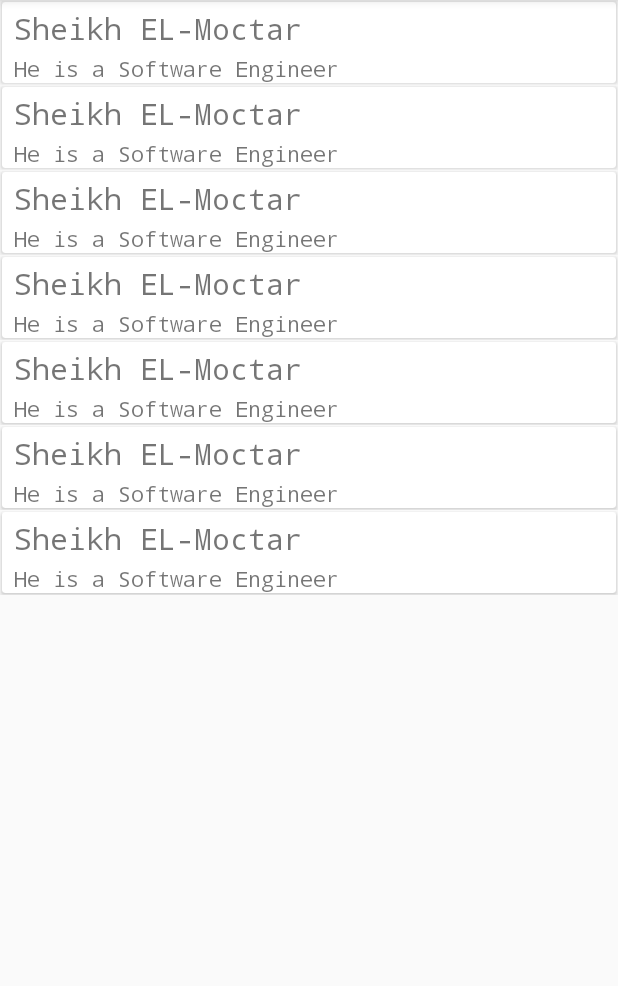
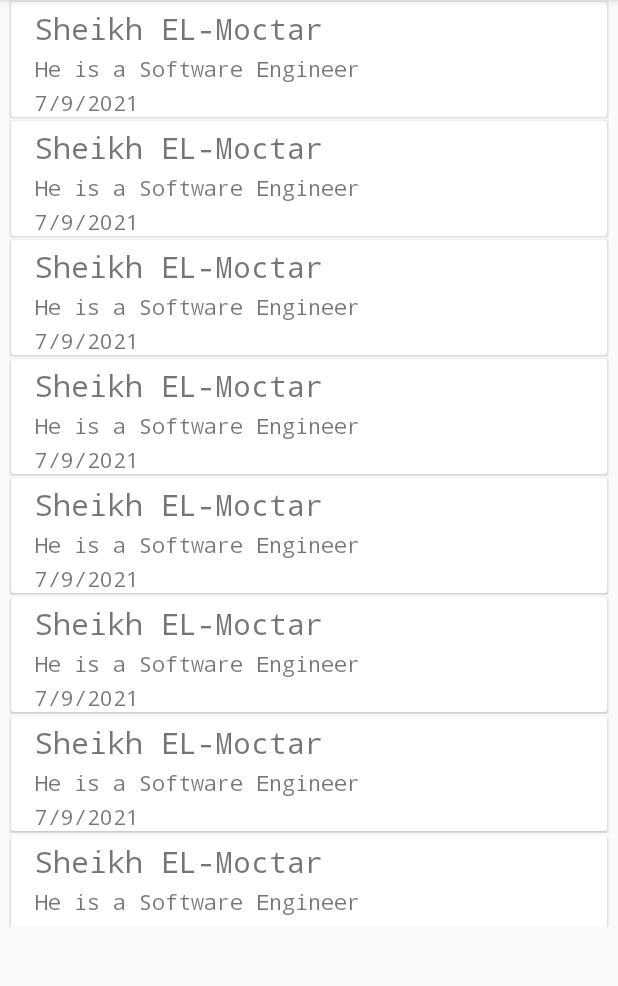
Before and after one commit to SheikhElMoctarG/AndroidProjects, an Android app: the screen it shows after launch (MainActivity), on a phone screen of 412 x 824 dp, the part 84-1070 px from its top. Run offline under Robolectric (Android 15) with nearby library versions, the phone set to English and light mode, and no system bars.

Commit message:
update project RecyclerView

```diff
--- a/RecyclerView/app/src/main/java/Adapter/MyAdapter.java
+++ b/RecyclerView/app/src/main/java/Adapter/MyAdapter.java
@@ -35,6 +35,7 @@ public class MyAdapter extends RecyclerView.Adapter<MyAdapter.ViewHolder> {
         Listitem item = listitems.get(position);
         holder.title.setText(item.getTitle());
         holder.description.setText(item.getDescription());
+        holder.date.setText(item.getDate());
     }
 
     @Override
@@ -45,11 +46,13 @@ public class MyAdapter extends RecyclerView.Adapter<MyAdapter.ViewHolder> {
     public class ViewHolder extends RecyclerView.ViewHolder{
         private TextView title;
         private TextView description;
+        private TextView date;
 
         public ViewHolder(@NonNull View itemView) {
             super(itemView);
             title = itemView.findViewById(R.id.title);
             description = itemView.findViewById(R.id.description);
+            date = itemView.findViewById(R.id.date);
         }
     }
 }
--- a/RecyclerView/app/src/main/java/Model/Listitem.java
+++ b/RecyclerView/app/src/main/java/Model/Listitem.java
@@ -3,10 +3,20 @@ package Model;
 public class Listitem {
     private String title;
     private String description;
+    private String date;
 
-    public Listitem(String title, String description) {
+    public String getDate() {
+        return date;
+    }
+
+    public void setDate(String date) {
+        this.date = date;
+    }
+
+    public Listitem(String title, String description, String date) {
         this.title = title;
         this.description = description;
+        this.date = date;
     }
 
     public String getTitle() {
--- a/RecyclerView/app/src/main/java/com/sheikh/recyclerview/MainActivity.java
+++ b/RecyclerView/app/src/main/java/com/sheikh/recyclerview/MainActivity.java
@@ -25,8 +25,8 @@ public class MainActivity extends AppCompatActivity {
         recyclerView.setLayoutManager(new LinearLayoutManager(this));
 
         listitems = new ArrayList<>();
-        for (int a = 1; a<8; a++){
-            Listitem item = new Listitem("Sheikh EL-Moctar","He is a Software Engineer");
+        for (int a = 1; a<15; a++){
+            Listitem item = new Listitem("Sheikh EL-Moctar","He is a Software Engineer","7/9/2021");
             listitems.add(item);
         }
         adapter = new MyAdapter(this,listitems);
--- a/RecyclerView/app/src/main/res/layout/activity_main.xml
+++ b/RecyclerView/app/src/main/res/layout/activity_main.xml
@@ -8,6 +8,10 @@
 
     <androidx.recyclerview.widget.RecyclerView
         android:id="@+id/recyclerViewID"
-        android:layout_width="match_parent"
-        android:layout_height="match_parent" />
+        android:layout_width="400dp"
+        android:layout_height="618dp"
+        app:layout_constraintEnd_toEndOf="parent"
+        app:layout_constraintHorizontal_bias="0.5"
+        app:layout_constraintStart_toStartOf="parent"
+        app:layout_constraintTop_toTopOf="parent" />
 </androidx.constraintlayout.widget.ConstraintLayout>
--- a/RecyclerView/app/src/main/res/layout/list_row.xml
+++ b/RecyclerView/app/src/main/res/layout/list_row.xml
@@ -18,7 +18,7 @@
                 android:layout_width="match_parent"
                 android:layout_height="wrap_content"
                 android:fontFamily="monospace"
-                android:paddingLeft="8dp"
+                android:paddingLeft="16dp"
                 android:paddingTop="4dp"
                 android:text="@string/title"
                 android:textSize="20dp" />
@@ -28,9 +28,17 @@
                 android:layout_width="match_parent"
                 android:layout_height="wrap_content"
                 android:fontFamily="monospace"
-                android:paddingLeft="8dp"
+                android:paddingLeft="16dp"
                 android:paddingTop="3dp"
                 android:text="@string/descri" />
+            <TextView
+                android:id="@+id/date"
+                android:layout_width="match_parent"
+                android:layout_height="wrap_content"
+                android:fontFamily="monospace"
+                android:paddingLeft="16dp"
+                android:paddingTop="3dp"
+                android:text="Date" />
         </LinearLayout>
     </androidx.cardview.widget.CardView>
 </RelativeLayout>
```
